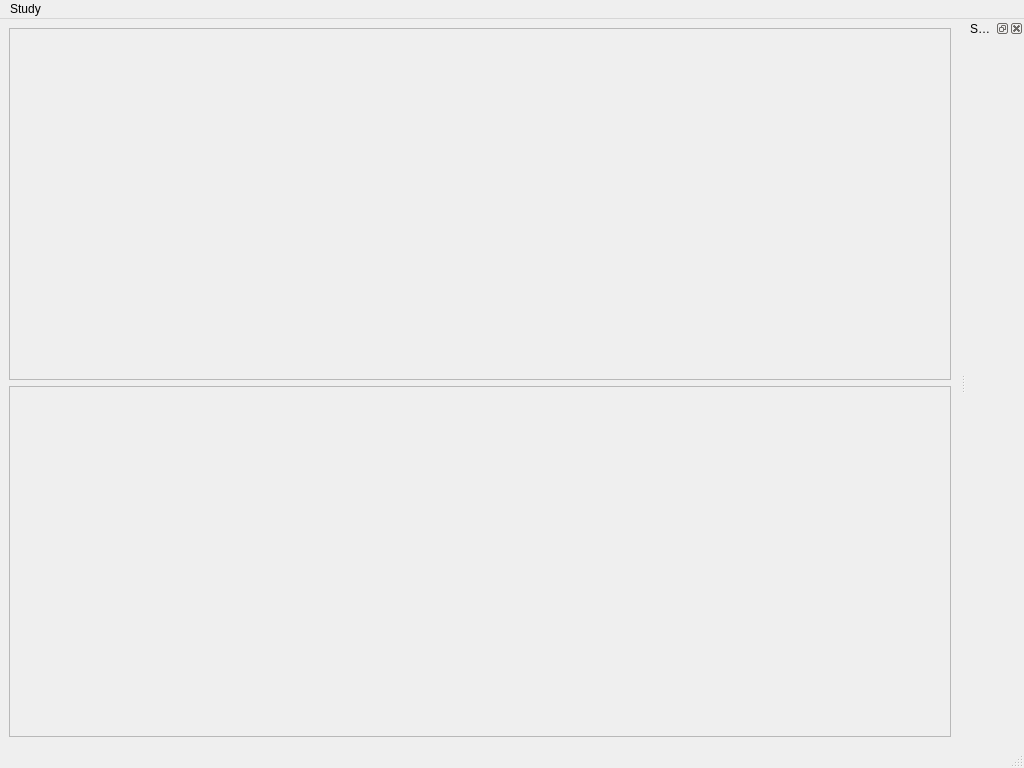
Before: the Qt Designer form morphologist/gui/ui/main_window.ui in brainvisa/morphologist, drawn with Qt 5.
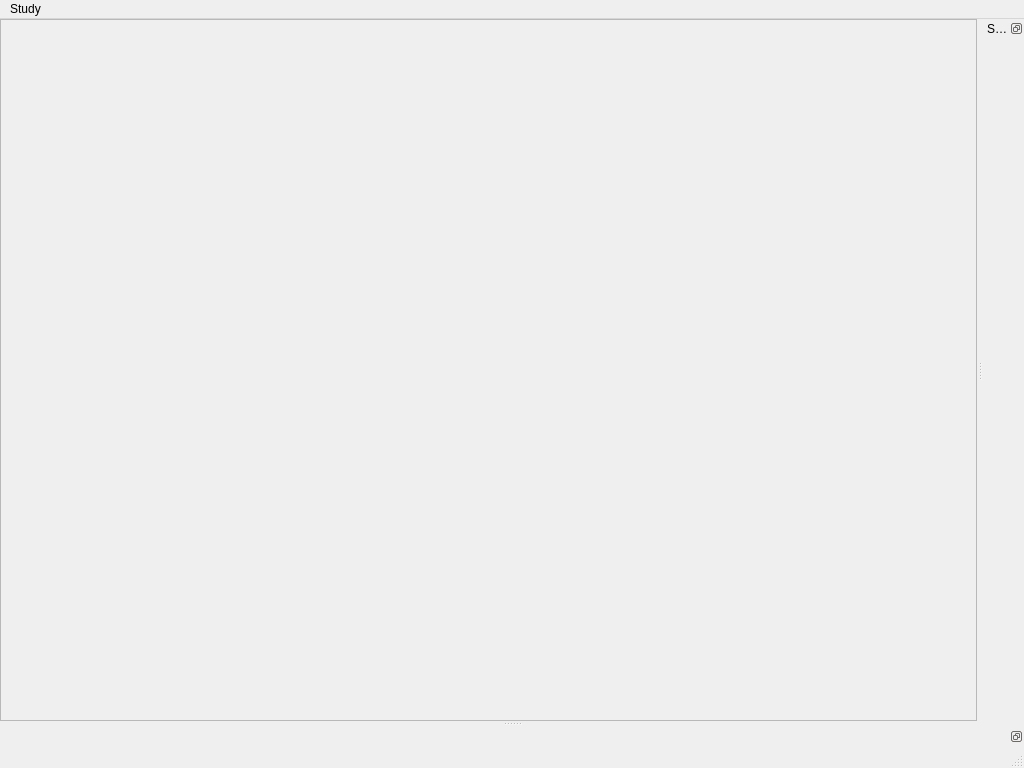
After: the same form once the commit is applied.

Commit message: ENH: reduce margins and set runner widget in a dock widget

What changed in the file:
```diff
--- a/morphologist/gui/ui/main_window.ui
+++ b/morphologist/gui/ui/main_window.ui
@@ -17,42 +17,28 @@
    <string>Morphologist</string>
   </property>
   <widget class="QWidget" name="centralwidget">
-   <layout class="QHBoxLayout" name="horizontalLayout_2">
+   <property name="sizePolicy">
+    <sizepolicy hsizetype="Preferred" vsizetype="Preferred">
+     <horstretch>0</horstretch>
+     <verstretch>0</verstretch>
+    </sizepolicy>
+   </property>
+   <layout class="QHBoxLayout" name="horizontalLayout" stretch="0">
+    <property name="spacing">
+     <number>0</number>
+    </property>
+    <property name="margin">
+     <number>0</number>
+    </property>
     <item>
-     <layout class="QVBoxLayout" name="verticalLayout">
-      <item>
-       <widget class="QFrame" name="viewport_frame">
-        <property name="frameShape">
-         <enum>QFrame::StyledPanel</enum>
-        </property>
-        <property name="frameShadow">
-         <enum>QFrame::Raised</enum>
-        </property>
-       </widget>
-      </item>
-      <item>
-       <widget class="QFrame" name="runner_frame">
-        <property name="sizePolicy">
-         <sizepolicy hsizetype="Preferred" vsizetype="Preferred">
-          <horstretch>0</horstretch>
-          <verstretch>0</verstretch>
-         </sizepolicy>
-        </property>
-        <property name="minimumSize">
-         <size>
-          <width>0</width>
-          <height>0</height>
-         </size>
-        </property>
-        <property name="frameShape">
-         <enum>QFrame::StyledPanel</enum>
-        </property>
-        <property name="frameShadow">
-         <enum>QFrame::Raised</enum>
-        </property>
-       </widget>
-      </item>
-     </layout>
+     <widget class="QFrame" name="viewport_frame">
+      <property name="frameShape">
+       <enum>QFrame::StyledPanel</enum>
+      </property>
+      <property name="frameShadow">
+       <enum>QFrame::Raised</enum>
+      </property>
+     </widget>
     </item>
    </layout>
   </widget>
@@ -83,7 +69,37 @@
    <addaction name="menuFile"/>
   </widget>
   <widget class="QStatusBar" name="statusbar"/>
+  <widget class="QDockWidget" name="runner_widget_dock">
+   <property name="features">
+    <set>QDockWidget::DockWidgetFloatable|QDockWidget::DockWidgetMovable</set>
+   </property>
+   <property name="allowedAreas">
+    <set>Qt::BottomDockWidgetArea|Qt::TopDockWidgetArea</set>
+   </property>
+   <property name="windowTitle">
+    <string/>
+   </property>
+   <attribute name="dockWidgetArea">
+    <number>8</number>
+   </attribute>
+   <widget class="QWidget" name="dockWidgetContents_2"/>
+  </widget>
   <widget class="QDockWidget" name="study_widget_dock">
+   <property name="sizePolicy">
+    <sizepolicy hsizetype="Preferred" vsizetype="Preferred">
+     <horstretch>0</horstretch>
+     <verstretch>0</verstretch>
+    </sizepolicy>
+   </property>
+   <property name="baseSize">
+    <size>
+     <width>0</width>
+     <height>0</height>
+    </size>
+   </property>
+   <property name="features">
+    <set>QDockWidget::DockWidgetFloatable|QDockWidget::DockWidgetMovable</set>
+   </property>
    <property name="allowedAreas">
     <set>Qt::LeftDockWidgetArea|Qt::RightDockWidgetArea</set>
    </property>
```
The commit also changes 5 other files.
